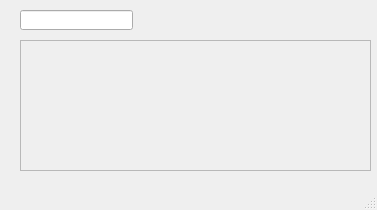
First picture: the form in mainwindow.ui, repository kamkaair/QT_ItemManager, before the edit.
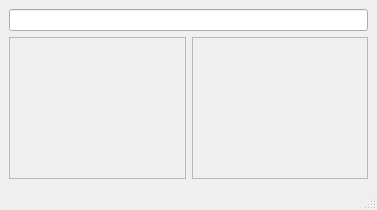
Second picture: the form after the edit.

Commit message: Advancements, demo of Entry listing

```diff
--- a/mainwindow.ui
+++ b/mainwindow.ui
@@ -14,36 +14,14 @@
    <string>MainWindow</string>
   </property>
   <widget class="QWidget" name="centralwidget">
-   <widget class="QLineEdit" name="SearchBar">
-    <property name="geometry">
-     <rect>
-      <x>20</x>
-      <y>10</y>
-      <width>113</width>
-      <height>20</height>
-     </rect>
-    </property>
-   </widget>
-   <widget class="QWidget" name="widget" native="true">
-    <property name="geometry">
-     <rect>
-      <x>30</x>
-      <y>120</y>
-      <width>284</width>
-      <height>41</height>
-     </rect>
-    </property>
-    <layout class="QHBoxLayout" name="horizontalLayout_2"/>
-   </widget>
+   <layout class="QVBoxLayout" name="verticalLayout">
+    <item>
+     <widget class="QLineEdit" name="SearchBar"/>
+    </item>
+    <item>
+     <layout class="QHBoxLayout" name="horizontalLayout">
+      <item>
    <widget class="QScrollArea" name="ScrollMain">
-    <property name="geometry">
-     <rect>
-      <x>20</x>
-      <y>40</y>
-      <width>351</width>
-      <height>131</height>
-     </rect>
-    </property>
     <property name="widgetResizable">
      <bool>true</bool>
     </property>
@@ -52,12 +30,33 @@
       <rect>
        <x>0</x>
        <y>0</y>
-       <width>349</width>
+           <width>178</width>
        <height>129</height>
       </rect>
      </property>
     </widget>
    </widget>
+      </item>
+      <item>
+       <widget class="QScrollArea" name="scrollArea">
+        <property name="widgetResizable">
+         <bool>true</bool>
+        </property>
+        <widget class="QWidget" name="scrollAreaWidgetContents_3">
+         <property name="geometry">
+          <rect>
+           <x>0</x>
+           <y>0</y>
+           <width>177</width>
+           <height>129</height>
+          </rect>
+         </property>
+        </widget>
+       </widget>
+      </item>
+     </layout>
+    </item>
+   </layout>
   </widget>
   <widget class="QMenuBar" name="menubar">
    <property name="geometry">
```
Lines whose indentation alone changed are shown as unchanged. The commit also changes 2 other files.
